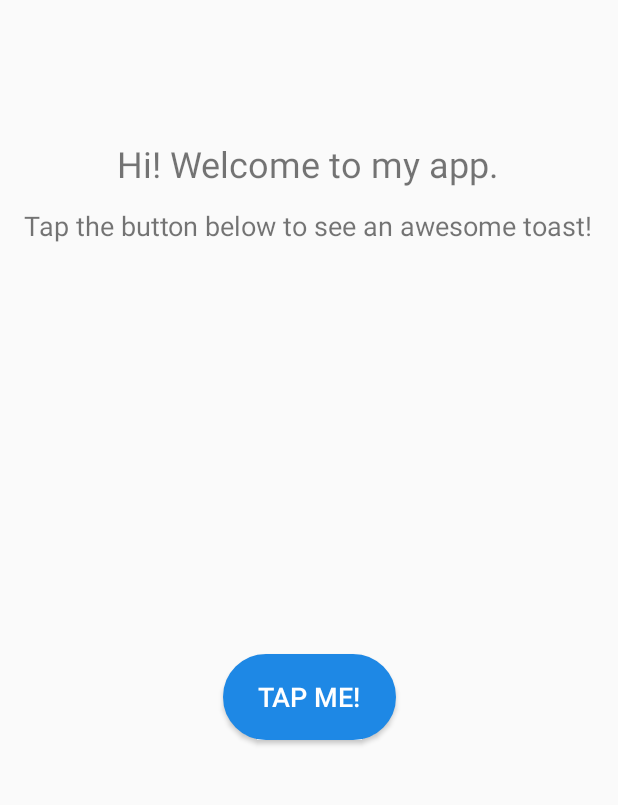
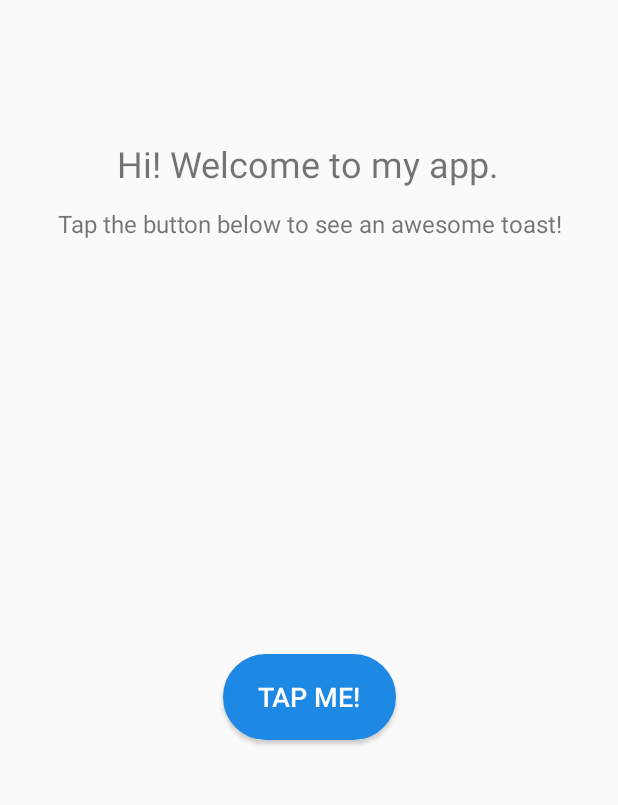
Before and after one commit to krissh-the-dev/meow-meow-cat, an Android app: the screen it shows after launch (MainActivity), on a phone screen of 412 x 824 dp, the part 424-1229 px from its top. Run offline under Robolectric (Android 15) with nearby library versions, the phone set to English and light mode, and no system bars.

Commit message:
Layout fixes for legacy devices - guaranteed to work.

```diff
--- a/app/src/main/res/layout/activity_main.xml
+++ b/app/src/main/res/layout/activity_main.xml
@@ -43,17 +43,17 @@
 
     <TextView
         android:id="@+id/textView2"
-        android:layout_width="380dp"
-        android:layout_height="24dp"
-        android:layout_marginStart="16dp"
+        android:layout_width="401dp"
+        android:layout_height="31dp"
+        android:layout_marginStart="3dp"
         android:layout_marginTop="7dp"
-        android:layout_marginEnd="16dp"
+        android:layout_marginEnd="3dp"
         android:layout_marginBottom="151dp"
         android:text="@string/tap_inst"
-        android:textSize="18sp"
+        android:textAlignment="center"
+        android:textSize="16sp"
         app:layout_constraintBottom_toTopOf="@+id/button"
         app:layout_constraintEnd_toEndOf="parent"
-        app:layout_constraintHorizontal_bias="0.0"
         app:layout_constraintStart_toStartOf="parent"
         app:layout_constraintTop_toBottomOf="@+id/textView"
         app:layout_constraintVertical_bias="0.0" />
```
Also changed, not shown: app/build.gradle (+8 -4 lines).
